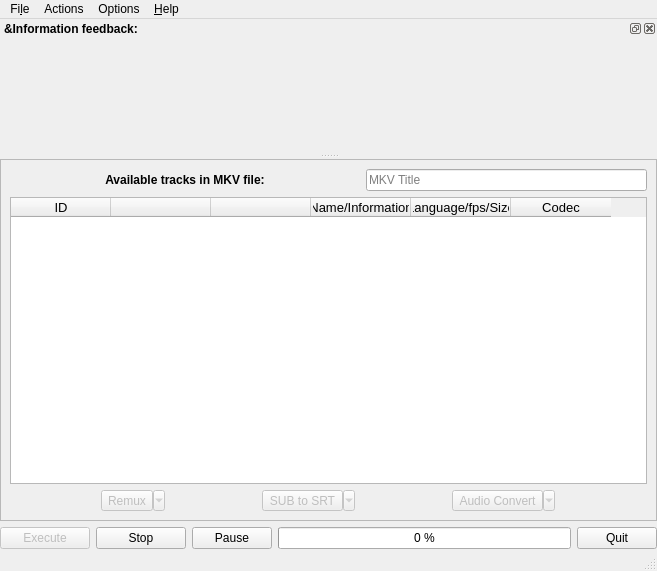
Qt form ui_MKVExtractorQt5.ui (darealshinji/mkv-extractor-qt5) before a commit.
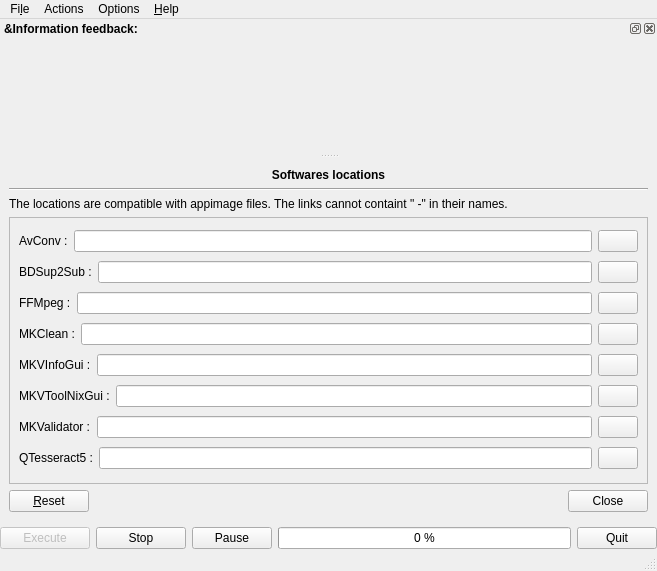
The same form after that commit. The open tabs and pages were chosen to show the change. Icons and pictures are not drawn.

Commit message: MKV-Extractor-Qt v5.5.6

What changed in the file:
```diff
--- a/ui_MKVExtractorQt5.ui
+++ b/ui_MKVExtractorQt5.ui
@@ -305,8 +305,14 @@
                    <string>Remux</string>
                   </property>
                   <property name="icon">
-                   <iconset theme="view-refresh">
-                    <normaloff>.</normaloff>.</iconset>
+                   <iconset resource="MKVRessources.qrc">
+                    <normaloff>:/img/capsule.png</normaloff>:/img/capsule.png</iconset>
+                  </property>
+                  <property name="iconSize">
+                   <size>
+                    <width>20</width>
+                    <height>20</height>
+                   </size>
                   </property>
                   <property name="checkable">
                    <bool>true</bool>
@@ -331,8 +337,14 @@
                    <string>SUB to SRT</string>
                   </property>
                   <property name="icon">
-                   <iconset theme="qtesseract5">
-                    <normaloff>.</normaloff>.</iconset>
+                   <iconset resource="MKVRessources.qrc">
+                    <normaloff>:/img/subtitles-convert.png</normaloff>:/img/subtitles-convert.png</iconset>
+                  </property>
+                  <property name="iconSize">
+                   <size>
+                    <width>20</width>
+                    <height>20</height>
+                   </size>
                   </property>
                   <property name="checkable">
                    <bool>true</bool>
@@ -357,8 +369,14 @@
                    <string>Audio Convert</string>
                   </property>
                   <property name="icon">
-                   <iconset theme="media-tape">
-                    <normaloff>.</normaloff>.</iconset>
+                   <iconset resource="MKVRessources.qrc">
+                    <normaloff>:/img/audio-convert.png</normaloff>:/img/audio-convert.png</iconset>
+                  </property>
+                  <property name="iconSize">
+                   <size>
+                    <width>20</width>
+                    <height>20</height>
+                   </size>
                   </property>
                   <property name="checkable">
                    <bool>true</bool>
@@ -711,6 +729,358 @@
          </item>
         </layout>
        </widget>
+       <widget class="QWidget" name="LocationsPage">
+        <layout class="QVBoxLayout" name="verticalLayout_3">
+         <item>
+          <widget class="QLabel" name="label_5">
+           <property name="sizePolicy">
+            <sizepolicy hsizetype="Preferred" vsizetype="Maximum">
+             <horstretch>0</horstretch>
+             <verstretch>0</verstretch>
+            </sizepolicy>
+           </property>
+           <property name="font">
+            <font>
+             <weight>75</weight>
+             <bold>true</bold>
+            </font>
+           </property>
+           <property name="text">
+            <string>Softwares locations</string>
+           </property>
+           <property name="alignment">
+            <set>Qt::AlignCenter</set>
+           </property>
+          </widget>
+         </item>
+         <item>
+          <widget class="Line" name="line">
+           <property name="orientation">
+            <enum>Qt::Horizontal</enum>
+           </property>
+          </widget>
+         </item>
+         <item>
+          <widget class="QLabel" name="label_14">
+           <property name="text">
+            <string>The locations are compatible with appimage files. The links cannot containt &quot; -&quot; in their names.</string>
+           </property>
+           <property name="wordWrap">
+            <bool>true</bool>
+           </property>
+          </widget>
+         </item>
+         <item>
+          <widget class="QScrollArea" name="scrollArea">
+           <property name="widgetResizable">
+            <bool>true</bool>
+           </property>
+           <widget class="QWidget" name="scrollAreaWidgetContents">
+            <property name="geometry">
+             <rect>
+              <x>0</x>
+              <y>-100</y>
+              <width>621</width>
+              <height>326</height>
+             </rect>
+            </property>
+            <layout class="QVBoxLayout" name="verticalLayout_9">
+             <item>
+              <layout class="QHBoxLayout" name="horizontalLayout_16">
+               <item>
+                <widget class="QLabel" name="label_13">
+                 <property name="text">
+                  <string notr="true">AvConv :</string>
+                 </property>
+                </widget>
+               </item>
+               <item>
+                <widget class="QLineEdit" name="location_avconv">
+                 <property name="clearButtonEnabled">
+                  <bool>true</bool>
+                 </property>
+                </widget>
+               </item>
+               <item>
+                <widget class="QPushButton" name="button_avconv">
+                 <property name="text">
+                  <string/>
+                 </property>
+                 <property name="icon">
+                  <iconset theme="document-open">
+                   <normaloff>.</normaloff>.</iconset>
+                 </property>
+                </widget>
+               </item>
+              </layout>
+             </item>
+             <item>
+              <layout class="QHBoxLayout" name="horizontalLayout_13">
+               <item>
+                <widget class="QLabel" name="label_11">
+                 <property name="text">
+                  <string notr="true">BDSup2Sub :</string>
+                 </property>
+                </widget>
+               </item>
+               <item>
+                <widget class="QLineEdit" name="location_bdsup2sub">
+                 <property name="clearButtonEnabled">
+                  <bool>true</bool>
+                 </property>
+                </widget>
+               </item>
+               <item>
+                <widget class="QPushButton" name="button_bdsup2sub">
+                 <property name="text">
+                  <string/>
+                 </property>
+                 <property name="icon">
+                  <iconset theme="document-open"/>
+                 </property>
+                </widget>
+               </item>
+              </layout>
+             </item>
+             <item>
+              <layout class="QHBoxLayout" name="horizontalLayout_14">
+               <item>
+                <widget class="QLabel" name="label_12">
+                 <property name="text">
+                  <string notr="true">FFMpeg :</string>
+                 </property>
+                </widget>
+               </item>
+               <item>
+                <widget class="QLineEdit" name="location_ffmpeg">
+                 <property name="clearButtonEnabled">
+                  <bool>true</bool>
+                 </property>
+                </widget>
+               </item>
+               <item>
+                <widget class="QPushButton" name="button_ffmpeg">
+                 <property name="text">
+                  <string/>
+                 </property>
+                 <property name="icon">
+                  <iconset theme="document-open">
+                   <normaloff>.</normaloff>.</iconset>
+                 </property>
+                </widget>
+               </item>
+              </layout>
+             </item>
+             <item>
+              <layout class="QHBoxLayout" name="horizontalLayout_10">
+               <item>
+                <widget class="QLabel" name="label_8">
+                 <property name="text">
+                  <string notr="true">MKClean :</string>
+                 </property>
+                </widget>
+               </item>
+               <item>
+                <widget class="QLineEdit" name="location_mkclean">
+                 <property name="clearButtonEnabled">
+                  <bool>true</bool>
+                 </property>
+                </widget>
+               </item>
+               <item>
+                <widget class="QPushButton" name="button_mkclean">
+                 <property name="text">
+                  <string/>
+                 </property>
+                 <property name="icon">
+                  <iconset theme="document-open">
+                   <normaloff>.</normaloff>.</iconset>
+                 </property>
+                </widget>
+               </item>
+              </layout>
+             </item>
+             <item>
+              <layout class="QHBoxLayout" name="horizontalLayout_11">
+               <item>
+                <widget class="QLabel" name="label_9">
+                 <property name="text">
+                  <string notr="true">MKVInfoGui :</string>
+                 </property>
+                </widget>
+               </item>
+               <item>
+                <widget class="QLineEdit" name="location_mkvinfo">
+                 <property name="clearButtonEnabled">
+                  <bool>true</bool>
+                 </property>
+                </widget>
+               </item>
+               <item>
+                <widget class="QPushButton" name="button_mkvinfo">
+                 <property name="text">
+                  <string/>
+                 </property>
+                 <property name="icon">
+                  <iconset theme="document-open">
+                   <normaloff>.</normaloff>.</iconset>
+                 </property>
+                </widget>
+               </item>
+              </layout>
+             </item>
+             <item>
+              <layout class="QHBoxLayout" name="horizontalLayout_3">
+               <item>
+                <widget class="QLabel" name="label_6">
+                 <property name="text">
+                  <string notr="true">MKVToolNixGui :</string>
+                 </property>
+                </widget>
+               </item>
+               <item>
+                <widget class="QLineEdit" name="location_mkvtoolnix">
+                 <property name="clearButtonEnabled">
+                  <bool>true</bool>
+                 </property>
+                </widget>
+               </item>
+               <item>
+                <widget class="QPushButton" name="button_mkvtoolnix">
+                 <property name="text">
+                  <string/>
+                 </property>
+                 <property name="icon">
+                  <iconset theme="document-open">
+                   <normaloff>.</normaloff>.</iconset>
+                 </property>
+                </widget>
+               </item>
+              </layout>
+             </item>
+             <item>
+              <layout class="QHBoxLayout" name="horizontalLayout_9">
+               <item>
+                <widget class="QLabel" name="label_7">
+                 <property name="text">
+                  <string notr="true">MKValidator :</string>
+                 </property>
+                </widget>
+               </item>
+               <item>
+                <widget class="QLineEdit" name="location_mkvalidator">
+                 <property name="clearButtonEnabled">
+                  <bool>true</bool>
+                 </property>
+                </widget>
+               </item>
+               <item>
+                <widget class="QPushButton" name="button_mkvalidator">
+                 <property name="text">
+                  <string/>
+                 </property>
+                 <property name="icon">
+                  <iconset theme="document-open">
+                   <normaloff>.</normaloff>.</iconset>
+                 </property>
+                </widget>
+               </item>
+              </layout>
+             </item>
+             <item>
+              <layout class="QHBoxLayout" name="horizontalLayout_12">
+               <item>
+                <widget class="QLabel" name="label_10">
+                 <property name="text">
+                  <string notr="true">QTesseract5 :</string>
+                 </property>
+                </widget>
+               </item>
+               <item>
+                <widget class="QLineEdit" name="location_qtesseract5">
+                 <property name="clearButtonEnabled">
+                  <bool>true</bool>
+                 </property>
+                </widget>
+               </item>
+               <item>
+                <widget class="QPushButton" name="button_qtesseract5">
+                 <property name="text">
+                  <string/>
+                 </property>
+                 <property name="icon">
+                  <iconset theme="document-open">
+                   <normaloff>.</normaloff>.</iconset>
+                 </property>
+                </widget>
+               </item>
+              </layout>
+             </item>
+            </layout>
+           </widget>
+          </widget>
+         </item>
+         <item>
+          <layout class="QHBoxLayout" name="horizontalLayout_15">
+           <property name="topMargin">
+            <number>0</number>
+           </property>
+           <item>
+            <widget class="QPushButton" name="locations_reset">
+             <property name="sizePolicy">
+              <sizepolicy hsizetype="Fixed" vsizetype="Fixed">
+               <horstretch>0</horstretch>
+               <verstretch>0</verstretch>
+              </sizepolicy>
+             </property>
+             <property name="statusTip">
+              <string>Restore the default softwares locations.</string>
+             </property>
+             <property name="text">
+              <string>&amp;Reset</string>
+             </property>
+             <property name="icon">
+              <iconset theme="draw-eraser">
+               <normaloff>.</normaloff>.</iconset>
+             </property>
+            </widget>
+           </item>
+           <item>
+            <spacer name="horizontalSpacer_5">
+             <property name="orientation">
+              <enum>Qt::Horizontal</enum>
+             </property>
+             <property name="sizeHint" stdset="0">
+              <size>
+               <width>40</width>
+               <height>20</height>
+              </size>
+             </property>
+            </spacer>
+           </item>
+           <item>
+            <widget class="QPushButton" name="locations_close">
+             <property name="sizePolicy">
+              <sizepolicy hsizetype="Fixed" vsizetype="Fixed">
+               <horstretch>0</horstretch>
+               <verstretch>0</verstretch>
+              </sizepolicy>
+             </property>
+             <property name="statusTip">
+              <string>Softwares locations close.</string>
+             </property>
+             <property name="text">
+              <string>Close</string>
+             </property>
+             <property name="icon">
+              <iconset theme="dialog-close"/>
+             </property>
+            </widget>
+           </item>
+          </layout>
+         </item>
+        </layout>
+       </widget>
       </widget>
      </widget>
     </item>
```
Left out of the diff: 203 changed lines with no effect on the pictures. The commit also changes 73 other files.
